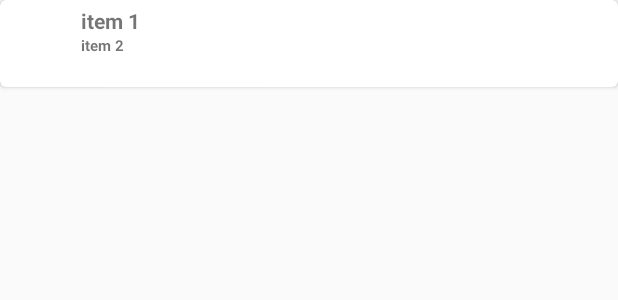
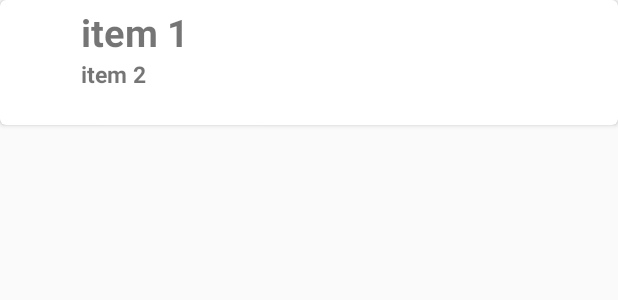
Before and after one commit to 2BDigital-tech/GiveAndTake, an Android app: the layout item.xml on its own in the app's theme, with its tools: preview values and no code run, on a phone screen of 412 x 824 dp. Shown: the top 300 px of the screen. Run offline under Robolectric (Android 15) with nearby library versions, the phone set to English and light mode, and no system bars.

```diff
--- a/app/src/main/res/layout/item.xml
+++ b/app/src/main/res/layout/item.xml
@@ -16,6 +16,7 @@
             android:layout_width="wrap_content"
             android:layout_height="wrap_content"
             android:layout_toEndOf="@+id/ImageView"
+            android:textSize="25dp"
             android:textStyle="bold"
             android:text="item 1">
 
@@ -28,7 +29,7 @@
             android:layout_height="wrap_content"
             android:layout_toEndOf="@+id/ImageView"
             android:layout_below="@+id/NameAsk"
-            android:textSize="10dp"
+            android:textSize="15dp"
             android:text="item 2"
             android:textStyle="bold">
 
@@ -38,7 +39,7 @@
         <ImageView
             android:id="@+id/ImageView"
             android:layout_width="50dp"
-            android:layout_height="50dp"
+            android:layout_height="75dp"
             android:padding="2dp">
 
         </ImageView>
```
